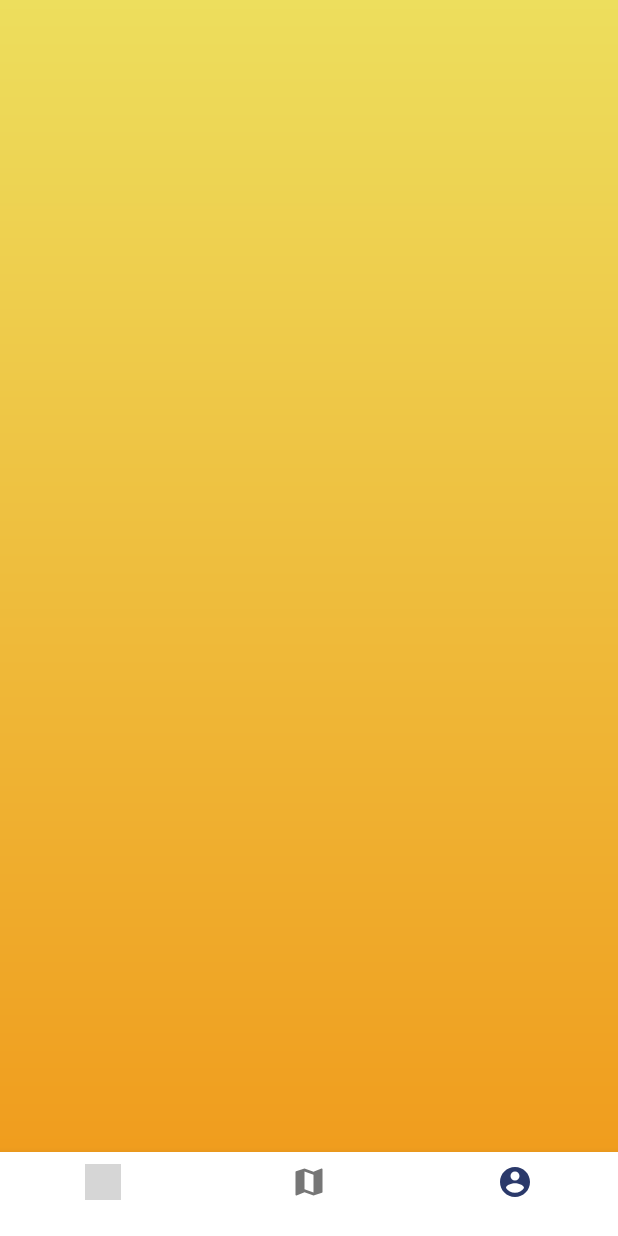
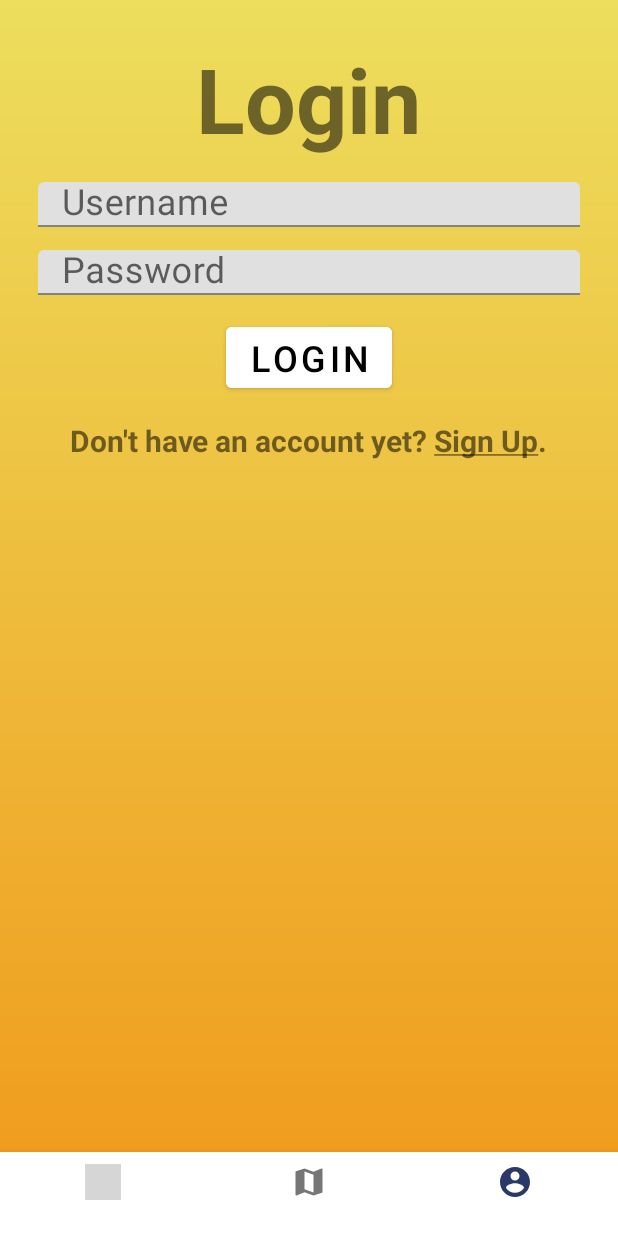
Before and after one commit to rasul-isk/ProX, an Android app: the screen it shows after launch (MainActivity), item 3 of the bottom bar chosen, on a phone screen of 412 x 824 dp. Run offline under Robolectric (Android 15) with nearby library versions, the phone set to English and light mode, and no system bars; our stand-ins replace navigation-ui; libraries missing offline, so code that uses them is left out: com.vishnusivadas.advanced_httpurlconnection; grey boxes are pictures that could not be loaded.

```diff
--- a/app/build.gradle
+++ b/app/build.gradle
@@ -39,6 +39,7 @@ dependencies {
     implementation 'androidx.lifecycle:lifecycle-viewmodel-ktx:2.4.1'
     implementation 'androidx.navigation:navigation-fragment:2.4.2'
     implementation 'androidx.navigation:navigation-ui:2.4.2'
+    implementation 'androidx.legacy:legacy-support-v4:1.0.0'
     testImplementation 'junit:junit:4.13.2'
     androidTestImplementation 'androidx.test.ext:junit:1.1.3'
     androidTestImplementation 'androidx.test.espresso:espresso-core:3.4.0'
--- a/app/src/main/java/com/example/prox/Login.java
+++ b/app/src/main/java/com/example/prox/Login.java
@@ -1,14 +1,106 @@
 package com.example.prox;
 
-import androidx.appcompat.app.AppCompatActivity;
-
+import android.content.Intent;
 import android.os.Bundle;
 
-public class Login extends AppCompatActivity {
+import androidx.fragment.app.Fragment;
+
+import android.os.Handler;
+import android.os.Looper;
+import android.view.LayoutInflater;
+import android.view.View;
+import android.view.ViewGroup;
+import android.widget.Button;
+import android.widget.ProgressBar;
+import android.widget.TextView;
+import android.widget.Toast;
+
+import com.example.prox.databinding.FragmentMapBinding;
+import com.google.android.material.textfield.TextInputEditText;
+import com.vishnusivadas.advanced_httpurlconnection.PutData;
+
+public class Login extends Fragment {
+
+    private FragmentMapBinding binding;
+    TextInputEditText textInputEditTextUsername, textInputEditTextPassword;
+    Button buttonLogin;
+    TextView textViewSignUp;
+    ProgressBar progressBar;
 
     @Override
-    protected void onCreate(Bundle savedInstanceState) {
+    public void onCreate(Bundle savedInstanceState) {
         super.onCreate(savedInstanceState);
-        setContentView(R.layout.activity_login);
+    }
+
+    @Override
+    public View onCreateView(LayoutInflater inflater, ViewGroup container,
+                             Bundle savedInstanceState) {
+
+        View view = inflater.inflate(R.layout.fragment_login, container, false);
+
+        textInputEditTextUsername = view.findViewById(R.id.username);
+        textInputEditTextPassword = view.findViewById(R.id.password);
+
+        buttonLogin = view.findViewById(R.id.buttonLogin);
+
+        textViewSignUp = view.findViewById(R.id.signup_here);
+        progressBar = view.findViewById(R.id.progress);
+
+/*        textViewSignUp.setOnClickListener(new View.OnClickListener() {
+            @Override
+            public void onClick(View view) {
+                Intent intent = new Intent(getActivity().getApplicationContext(),Signup.class);
+                startActivity(intent);
+            }
+        });*/
+
+        buttonLogin.setOnClickListener(new View.OnClickListener() {
+            @Override
+            public void onClick(View view) {
+                String username, password;
+
+                username = String.valueOf(textInputEditTextUsername.getText());
+                password = String.valueOf(textInputEditTextPassword.getText());
+
+                if (!username.equals("") && !password.equals("")) {
+                    //Start ProgressBar first (Set visibility VISIBLE)
+                    progressBar.setVisibility(View.VISIBLE);
+                    Handler handler = new Handler(Looper.getMainLooper());
+                    handler.post(new Runnable() {
+                        @Override
+                        public void run() {
+                            //Starting Write and Read data with URL
+                            //Creating array for parameters
+                            String[] field = new String[2];
+                            field[0] = "username";
+                            field[1] = "password";
+                            //Creating array for data
+                            String[] data = new String[4];
+                            data[0] = username;
+                            data[1] = password;
+                            PutData putData = new PutData("http://172.16.23.134/LoginRegister/login.php", "POST", field, data);
+                            if (putData.startPut()) {
+                                if (putData.onComplete()) {
+                                    progressBar.setVisibility(View.GONE);
+                                    String result = putData.getResult();
+                                    if (result.equals("Login Success")) {
+                                        Toast.makeText(getActivity(), result, Toast.LENGTH_SHORT).show();
+                                        Intent intent = new Intent(getActivity().getApplicationContext(), MainActivity.class);
+                                        startActivity(intent);
+                                    } else {
+                                        Toast.makeText(getActivity(), result, Toast.LENGTH_SHORT).show();
+                                    }
+                                }
+                            }
+                            //End Write and Read data with URL
+                        }
+                    });
+                } else {
+                    Toast.makeText(getActivity(), "All fields required", Toast.LENGTH_SHORT).show();
+                }
+            }
+        });
+
+        return view;
     }
 }
--- a/app/src/main/java/com/example/prox/MainActivity.java
+++ b/app/src/main/java/com/example/prox/MainActivity.java
@@ -5,6 +5,9 @@ import android.os.Bundle;
 import com.google.android.material.bottomnavigation.BottomNavigationView;
 
 import androidx.appcompat.app.AppCompatActivity;
+import androidx.fragment.app.Fragment;
+import androidx.fragment.app.FragmentManager;
+import androidx.fragment.app.FragmentTransaction;
 import androidx.navigation.NavController;
 import androidx.navigation.Navigation;
 import androidx.navigation.ui.AppBarConfiguration;
@@ -32,5 +35,12 @@ public class MainActivity extends AppCompatActivity {
         NavController navController = Navigation.findNavController(this, R.id.nav_host_fragment_activity_main);
         NavigationUI.setupWithNavController(binding.navView, navController);
     }
+/*
+    public void replaceLogin(Fragment fragment) {
+        FragmentManager fragmentManager = getSupportFragmentManager();
+        FragmentTransaction fragmentTransaction = fragmentManager.beginTransaction();
+        fragmentTransaction.replace(R.id.login, fragment);
+        fragmentTransaction.commit();
+    }*/
 
 }
--- a/app/src/main/res/layout/activity_login.xml
+++ b/app/src/main/res/layout/fragment_login.xml
@@ -62,7 +62,7 @@
             android:visibility="gone" />
 
         <Button
-            android:id="@+id/buttonSignUp"
+            android:id="@+id/buttonLogin"
             android:layout_width="wrap_content"
             android:layout_height="match_parent"
             android:layout_marginHorizontal="12dp"
--- a/app/src/main/res/navigation/mobile_navigation.xml
+++ b/app/src/main/res/navigation/mobile_navigation.xml
@@ -17,9 +17,21 @@
         android:label="title_map"
         tools:layout="@layout/fragment_map" />
 
+    <!--    <fragment
+            android:id="@+id/navigation_profile"
+            android:name="com.example.prox.ui.notifications.ProfileFragment"
+            android:label="title_profile"
+            tools:layout="@layout/fragment_profile" />-->
+
     <fragment
         android:id="@+id/navigation_profile"
-        android:name="com.example.prox.ui.notifications.ProfileFragment"
-        android:label="title_profile"
-        tools:layout="@layout/fragment_profile" />
+        android:name="com.example.prox.Login"
+        android:label="singup_page"
+        tools:layout="@layout/fragment_login" />
+    <!--
+        <fragment
+            android:id="@+id/navigation_login"
+            android:name="com.example.prox.Login"
+            android:label="login_page"
+            tools:layout="@layout/fragment_login" />-->
 </navigation>
--- a/app/src/main/res/values/strings.xml
+++ b/app/src/main/res/values/strings.xml
@@ -14,4 +14,5 @@
     <string name="loginHere">Already have an account? <u>Login</u>.</string>
     <string name="signup">SignUp</string>
     <string name="signup_here">Don\'t have an account yet? <u>Sign Up</u>.</string>
+    <string name="hello_blank_fragment">Hello blank fragment</string>
 </resources>
```
Also changed, not shown: app/src/main/AndroidManifest.xml (+1 -6 lines), app/src/main/java/com/example/prox/Signup.java (+41 -25 lines), app/src/main/res/layout/fragment_signup.xml (renamed from app/src/main/res/layout/activity_signup.xml).
